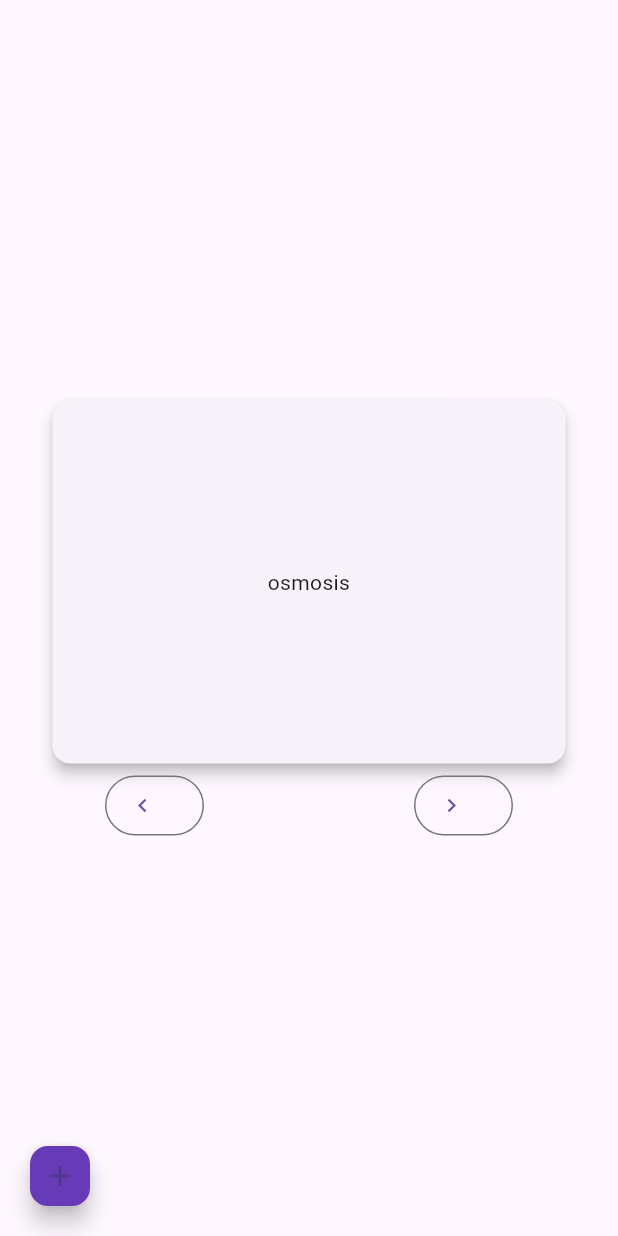
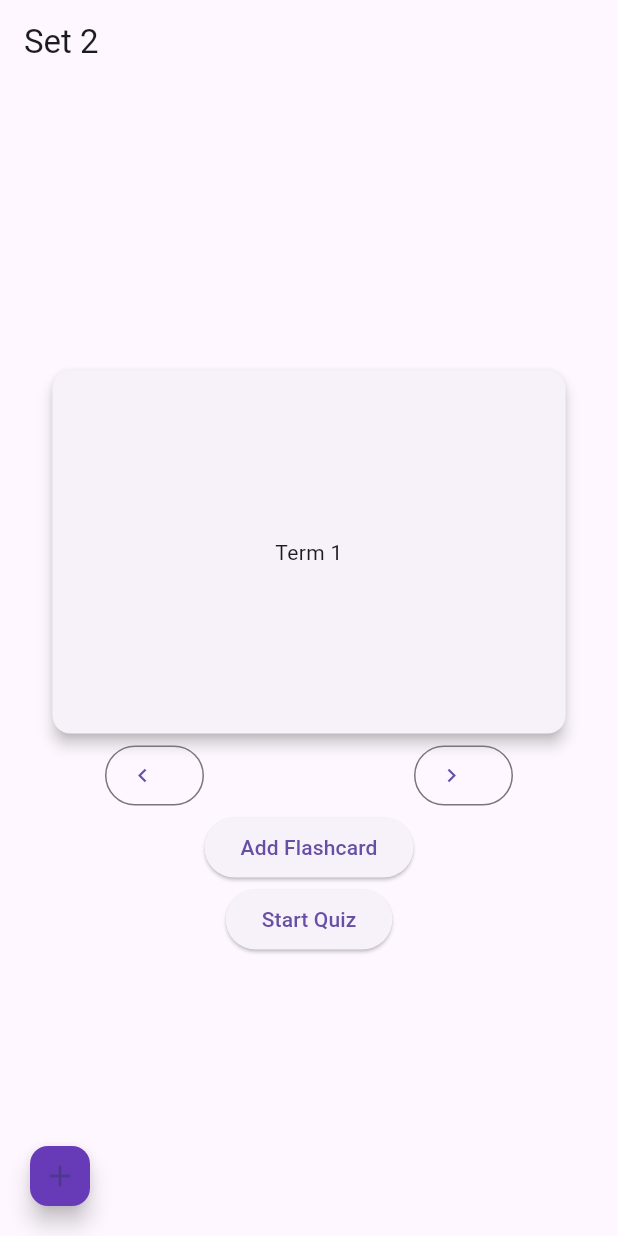
Before and after one commit to dpearyer/Flashcard-quiz-game, a Flutter app: the screen it shows after launch, after a tap on "Set 2", on a phone screen of 412 x 824 dp. Run offline on Flutter 3.47's test engine with Material 3 defaults, Android fonts, the phone set to English and light mode, and no system bars; drawn by our look-alikes of flip_card; our stand-ins replace sqflite; accounts and stored records are empty.

Commit message:
changed some db code and added start quiz mode button

```diff
--- a/proj_1/lib/database_helper.dart
+++ b/proj_1/lib/database_helper.dart
@@ -1,6 +1,7 @@
 import 'package:sqflite/sqflite.dart';
+import 'flashcard.dart';
 import 'package:path/path.dart';
-import 'flashcard.dart';
+
 
 class DatabaseHelper {
   static Database? _database;
@@ -25,11 +26,11 @@ class DatabaseHelper {
     );
   }
 
-  Future<void> insertFlashcard(Flashcard flashcard) async {
+  Future<void> insertFlashcard(Flashcard flashcard, int setId) async {
     final Database db = await database;
     await db.insert(
       'flashcards',
-      flashcard.toMap(),
+      flashcard.toMap(setId),
       conflictAlgorithm: ConflictAlgorithm.replace,
     );
   }
@@ -41,8 +42,44 @@ class DatabaseHelper {
       return Flashcard(
         id: maps[i]['id'],
         term: maps[i]['term'],
-        definition: maps[i]['definition'],
+        definition: maps[i]['definition'], title: '',
+        setId: maps[i]['setId']
       );
     });
   }
+
+  Future<void> deleteSet(Flashcard set) async {
+    final Database db = await database;
+    await db.delete(
+      'flashcard_sets',
+      where: 'id = ?',
+      whereArgs: [set.id],
+    );
+
+    // Delete associated flashcards of the set
+    await db.delete(
+      'flashcards',
+      where: 'set_id = ?',
+      whereArgs: [set.id],
+    );
+  }
+
+
+  Future<void> insertSet(Flashcard set, int setId) async {
+    await _database?.insert(
+      'flashcard_sets',
+      set.toMap(setId),
+      conflictAlgorithm: ConflictAlgorithm.replace,
+    );
+  }
+
+    Future<void> updateFlashcard(Flashcard flashcard, int setId) async {
+    await _database?.update(
+      'flashcards',
+      flashcard.toMap(setId),
+      where: 'id = ?',
+      whereArgs: [flashcard.id],
+    );
+  }
+
 }
--- a/proj_1/lib/flashcard.dart
+++ b/proj_1/lib/flashcard.dart
@@ -1,15 +1,30 @@
 class Flashcard {
   final int? id;
+  final int? setId;
+  final String? title;
   final String term;
   final String definition;
 
-  Flashcard({this.id, required this.term, required this.definition});
+
+  Flashcard({required this.term, required this.definition,    this.id,
+     this.setId, this.title=''});
 
 
- Map<String, dynamic> toMap() {
+
+  Map<String, dynamic> toMap(int setId) {
     return {
+      'id': id ?? '',
       'term': term,
       'definition': definition,
+      'setId': setId,
+      'title': title ?? '',
     };
   }
 }
+
+class FlashcardSet {
+  final String title;
+  final List<Flashcard> flashcards;
+
+  FlashcardSet({required this.title, this.flashcards = const []});
+}
--- a/proj_1/lib/main.dart
+++ b/proj_1/lib/main.dart
@@ -110,8 +110,15 @@ class _HomePageState extends State<HomePage>{
   ),
   ),
     );
+
+
   }
+
+
 }
+
+
+
 
 class MyCard extends StatefulWidget {
   const MyCard({super.key, required this.title});
@@ -123,23 +130,34 @@ class MyCard extends StatefulWidget {
 }
 
 class _FlashCardAppState extends State<MyCard> {
- List<Flashcard> _flashcards =[
-  Flashcard(
-    term: "osmosis",
-    definition: "explanation"
+  final List<FlashcardSet> _flashcardSets = [
+    FlashcardSet(
+      title: "Set 1",
+      flashcards: [
+       Flashcard(term: "Term 1", definition: "Definition 1"),
+        Flashcard(term: "Term 2", definition: "Definition 2"),
+      ],
     ),
-  Flashcard(
-    term: "osmosis 2",
-    definition: "explanation 2"
-  )
+    FlashcardSet(
+      title: "Set 2",
+      flashcards: [
+         Flashcard(term: "Term 3", definition: "Definition 3"),
+        Flashcard(term: "Term 4", definition: "Definition 4"),
+
+      ],
+    ),
   ];
   int _currentIndex = 0;
+
+
 
   @override
   Widget build(BuildContext context) {
     return MaterialApp(
       home: Scaffold(
-
+        appBar: AppBar(
+          title: Text(widget.title),
+        ),
         body: Center(
           child: Column(
             mainAxisAlignment: MainAxisAlignment.center,
@@ -148,107 +166,61 @@ class _FlashCardAppState extends State<MyCard> {
                 width: 350,
                 height: 250,
                 child: FlipCard(
-
-                      front:
-                        FlashcardView(
-                        text: _flashcards[_currentIndex].term,
-
+                  front: FlashcardView(
+                    text: _flashcardSets[_currentIndex].flashcards[_currentIndex].term,
                   ),
-                      back:
-                        FlashcardView(
-                        text: _flashcards[_currentIndex].definition,
-                      ))),
+                  back: FlashcardView(
+                    text: _flashcardSets[_currentIndex].flashcards[_currentIndex].definition,
+                  ),
+                ),
+              ),
               Row(
                 mainAxisAlignment: MainAxisAlignment.spaceAround,
                 children: [
                   OutlinedButton.icon(
                     onPressed: showPreviousCard,
                     icon: Icon(Icons.chevron_left),
-                      label: Text('')),
+                    label: Text(''),
+                  ),
                   OutlinedButton.icon(
                     onPressed: showNextCard,
                     icon: Icon(Icons.chevron_right),
-                      label: Text('')),
+                    label: Text(''),
+                  ),
                 ],
-              )
+              ),
+              ElevatedButton(
+                onPressed: () => _addNewFlashcard(),
+                child: Text('Add Flashcard'),
+              ),
+              ElevatedButton(
+                onPressed: () => _startQuiz(),
+                child: Text('Start Quiz'),
+              ),
             ],
-
           ),
         ),
         floatingActionButton: FloatingActionButton.small(
-        onPressed: () async{
-           final newFlashcard = await showDialog<Flashcard>(
-      context: context,
-      builder: (BuildContext context) {
-        String term = '';
-        String definition = '';
-        return AlertDialog(
-          title: Text('Add New Flashcard'),
-          content: Column(
-            mainAxisSize: MainAxisSize.min,
-            children: [
-              TextFormField(
-                onChanged: (value) {
-                  term = value;
-                },
-                decoration: InputDecoration(labelText: 'Term'),
-              ),
-              TextFormField(
-                onChanged: (value) {
-                  definition = value;
-                },
-                decoration: InputDecoration(labelText: 'Definition'),
-              ),
-            ],
-          ),
-          actions: [
-            TextButton(
-              onPressed: () {
-                Navigator.pop(context);
-              },
-              child: Text('Cancel'),
-            ),
-            ElevatedButton(
-              onPressed: () {
-                final newFlashcard = Flashcard(term: term, definition: definition);
-                Navigator.pop(context, newFlashcard);
-              },
-              child: Text('Add'),
-            ),
-          ],
-        );
-      },
-    );
-
-    if (newFlashcard != null) {
-      setState(() {
-        _flashcards.add(newFlashcard);
-      });
-    }
-  },
+          onPressed: () => _createNewSet(),
           backgroundColor: Colors.deepPurple,
           child: Icon(Icons.add),
-
         ),
         floatingActionButtonLocation: FloatingActionButtonLocation.startFloat,
       ),
     );
   }
+
   void showNextCard() {
     setState(() {
-      _currentIndex =
-          (_currentIndex + 1 < _flashcards.length) ? _currentIndex + 1 : 0;
+      _currentIndex = (_currentIndex + 1) % _flashcardSets.length;
     });
   }
 
   void showPreviousCard() {
     setState(() {
-      _currentIndex =
-          (_currentIndex - 1 >= 0) ? _currentIndex - 1 : _flashcards.length - 1;
+      _currentIndex = (_currentIndex - 1 + _flashcardSets.length) % _flashcardSets.length;
     });
   }
-
-
 
   void _addNewFlashcard() async {
     final newFlashcard = await showDialog<Flashcard>(
@@ -285,7 +257,8 @@ void _addNewFlashcard() async {
             ElevatedButton(
               onPressed: () {
                 final newFlashcard = Flashcard(term: term, definition: definition);
-                Navigator.pop(context, newFlashcard);
+                _flashcardSets[_currentIndex].flashcards.add(newFlashcard);
+                Navigator.pop(context);
               },
               child: Text('Add'),
             ),
@@ -296,8 +269,58 @@ void _addNewFlashcard() async {
 
     if (newFlashcard != null) {
       setState(() {
-        _flashcards.add(newFlashcard);
+        _flashcardSets[_currentIndex].flashcards.add(newFlashcard);
       });
     }
   }
+
+  void _createNewSet() async {
+    final newSet = await showDialog<String>(
+      context: context,
+      builder: (BuildContext context) {
+        String setTitle = '';
+        return AlertDialog(
+          title: Text('Create New Set'),
+          content: Column(
+            mainAxisSize: MainAxisSize.min,
+            children: [
+              TextFormField(
+                onChanged: (value) {
+                  setTitle = value;
+                },
+                decoration: InputDecoration(labelText: 'Set Title'),
+              ),
+            ],
+          ),
+          actions: [
+            TextButton(
+              onPressed: () {
+                Navigator.pop(context);
+              },
+              child: Text('Cancel'),
+            ),
+            ElevatedButton(
+              onPressed: () {
+                if (setTitle.isNotEmpty) {
+                  _flashcardSets.add(FlashcardSet(title: setTitle));
                 }
+                Navigator.pop(context);
+              },
+              child: Text('Create'),
+            ),
+          ],
+        );
+      },
+    );
+
+    if (newSet != null && newSet.isNotEmpty) {
+      setState(() {
+        _flashcardSets.add(FlashcardSet(title: newSet));
+      });
+    }
+  }
+
+  void _startQuiz() {
+
+  }
+}
```
Lines whose indentation alone changed are shown as unchanged.
